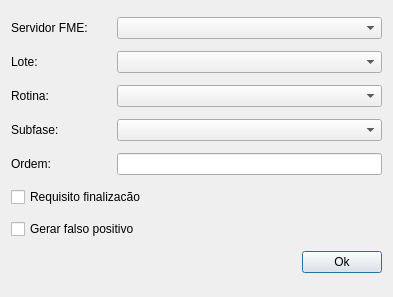
dsgoficial/SAP_Gerente, file uis/addFmeProfileForm.ui: the form before one commit.
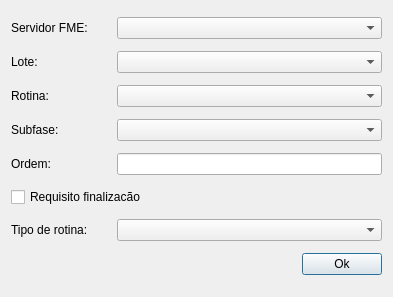
The form after the commit.

Commit message: 1.36.6: perfil FME manda tipo_rotina_id, e o cadastro volta a ser aceito

The edit to the form file:
```diff
--- a/uis/addFmeProfileForm.ui
+++ b/uis/addFmeProfileForm.ui
@@ -98,12 +98,37 @@
      </item>
     </layout>
    </item>
-   <item row="6" column="0">
-    <widget class="QCheckBox" name="falsePositiveCkb">
-     <property name="text">
-      <string>Gerar falso positivo</string>
-     </property>
-    </widget>
+   <item row="6" column="0" colspan="2">
+    <layout class="QHBoxLayout" name="horizontalLayout_7">
+     <item>
+      <widget class="QLabel" name="label_7">
+       <property name="sizePolicy">
+        <sizepolicy hsizetype="Minimum" vsizetype="Fixed">
+         <horstretch>0</horstretch>
+         <verstretch>0</verstretch>
+        </sizepolicy>
+       </property>
+       <property name="minimumSize">
+        <size>
+         <width>100</width>
+         <height>0</height>
+        </size>
+       </property>
+       <property name="maximumSize">
+        <size>
+         <width>100</width>
+         <height>16777215</height>
+        </size>
+       </property>
+       <property name="text">
+        <string>Tipo de rotina:</string>
+       </property>
+      </widget>
+     </item>
+     <item>
+      <widget class="QComboBox" name="routineTypesCb"/>
+     </item>
+    </layout>
    </item>
    <item row="7" column="0">
     <spacer name="horizontalSpacer">
```
The commit also changes 3 other files.
